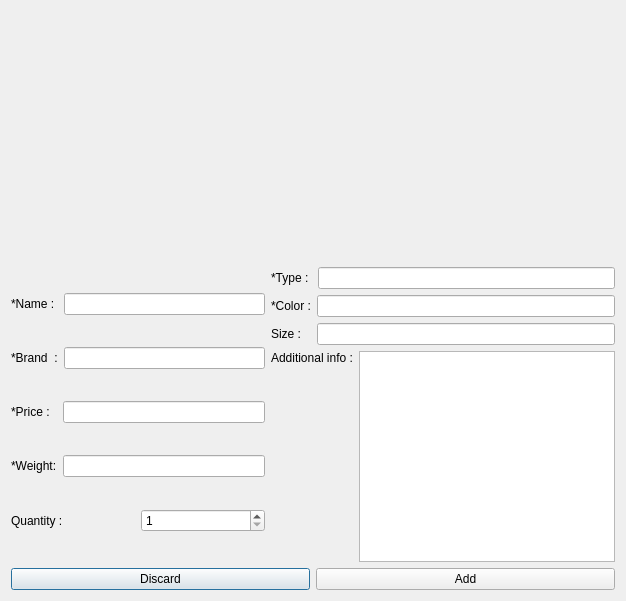
AP-projects-4001/Guys, file AP/buy_products.ui: the form before one commit.
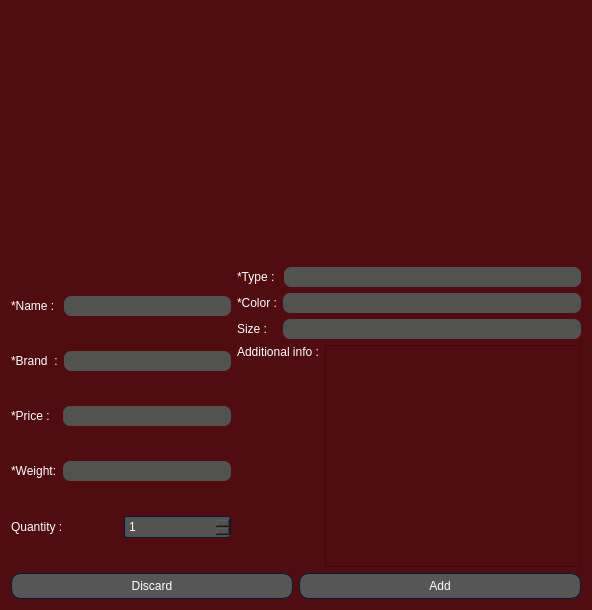
The form after the commit. Icons and pictures are not drawn.

```diff
--- a/AP/buy_products.ui
+++ b/AP/buy_products.ui
@@ -6,13 +6,686 @@
    <rect>
     <x>0</x>
     <y>0</y>
-    <width>626</width>
-    <height>601</height>
+    <width>592</width>
+    <height>610</height>
    </rect>
   </property>
   <property name="windowTitle">
    <string>Dialog</string>
   </property>
+  <property name="styleSheet">
+   <string notr="true">
+QWidget
+{
+	background-color: #500c10;
+	color: #ffffff;
+	border-color: #051a39;
+
+}
+
+
+QLabel
+{
+	background-color: transparent;
+	color: #ffffff;
+
+}
+
+
+QToolTip
+{
+	border : 1px solid #500c10;
+	background-color: #26264f;
+	color: #ffffff;
+	border-color: #051a39;
+
+}
+QPushButton
+{
+	background-color: #565656;
+	color: #ffffff;
+	border-style: solid;
+	border-width: 1px;
+	border-radius: 10px;
+	border-color: #051a39;
+	padding: 5px;
+
+}
+
+
+QPushButton::disabled
+{
+	background-color: #404040;
+	color: #656565;
+	border-color: #051a39;
+
+}
+
+
+QPushButton::hover
+{
+	background-color: #8399ff;
+	color: #ffffff;
+	border-style: solid;
+	border-width: 1px;
+	border-radius: 3px;
+	border-color: #051a39;
+	padding: 5px;
+}
+
+
+QPushButton::pressed
+{
+	background-color: #4969ff;
+	color: #ffffff;
+	border-style: solid;
+	border-width: 1px;
+	border-radius: 3px;
+	border-color: #051a39;
+	padding: 5px;
+
+}
+
+QComboBox
+{
+    background-color: #565656;
+    border: 1px solid;
+    border-radius: 3px;
+    padding-left: 6px;
+    color: #ffffff;
+    height: 20px;
+
+}
+
+
+QComboBox::disabled
+{
+	background-color: #404040;
+	color: #656565;
+	border-color: #051a39;
+
+}
+
+
+QComboBox:hover
+{
+    background-color: #8399ff;
+}
+
+
+QComboBox:on
+{
+    background-color: #4969ff;
+
+}
+
+
+QComboBox QAbstractItemView
+{
+    background-color: #383838;
+    color: #ffffff;
+    border: 1px solid black;
+    selection-background-color: #4969ff;
+    selection-color: #ffffff;
+    outline: 0;
+
+}
+
+QComboBox::drop-down
+{
+    subcontrol-origin: padding;
+    subcontrol-position: top right;
+    width: 15px;
+    border-left-width: 0px;
+    border-left-color: darkgray;
+    border-left-style: solid; 
+    border-top-right-radius: 3px; 
+    border-bottom-right-radius: 3px;
+
+}
+
+
+QComboBox::down-arrow
+{
+    image: url(://arrow-down.png);
+    width: 8px;
+    height: 8px;
+}
+
+
+QSpinBox
+{
+	background-color: #525251;
+	color: #ffffff;
+	border: 1px solid #051a39;
+	border-radius: 3px;
+	padding : 2px;
+}
+
+QLineEdit
+{
+	background-color: #525251;
+	color: #ffffff;
+	border-width: 1px;
+	border-radius: 7px;
+	border-color: #051a39;
+	padding: 2px;
+
+}
+
+QLineEdit::disabled
+{
+	background-color: #404040;
+	color: #656565;
+	border-width: 1px;
+	border-radius: 7px;
+	border-color: #051a39;
+	padding: 2px;
+
+}
+
+QTextEdit
+{
+	background-color: #ffffff;
+	color: #010201;
+	border-color: #051a39;
+
+}
+
+
+QTextEdit::disabled
+{
+	background-color: #404040;
+	color: #656565;
+	border-color: #051a39;
+
+}
+
+QCheckBox::indicator
+{
+    color: #b1b1b1;
+    background-color: #323232;
+    border: 1px solid #b1b1b1;
+    width: 12px;
+    height: 12px;
+
+}
+
+
+QCheckBox::indicator:checked
+{
+    image:url(://checkbox.png);
+    border: 1px solid #565656;
+
+}
+
+
+QCheckBox::disabled
+{
+	color: #656565;
+
+}
+
+
+QCheckBox::indicator:disabled
+{
+	background-color: #656565;
+	color: #656565;
+    border: 1px solid #656565;
+
+}
+
+
+QRadioButton::indicator::unchecked
+{ 
+	border: 2px inset gray; 
+	border-radius: 5px; 
+	background-color:  #fff;
+	width: 9px; 
+	height: 9px; 
+
+}
+
+
+QRadioButton::indicator::unchecked:hover
+{ 
+	border: 2px solid #565656; 
+	border-radius: 5px; 
+	background-color:  #fff;
+	width: 9px; 
+	height: 9px; 
+
+}
+
+
+QRadioButton::indicator::checked
+{ 
+	border: 2px inset darkgray; 
+	border-radius: 5px; 
+	background-color: #4969ff; 
+	width: 9px; 
+	height: 9px; 
+
+}
+
+
+QRadioButton::disabled
+{
+	color: #656565;
+
+}
+
+
+QRadioButton::indicator:disabled
+{
+	background-color: #656565;
+	color: #656565;
+    border: 2px solid #656565;
+
+}
+
+
+QTableView
+{
+    background-color: #242526;
+    border: 1px solid #32414B;
+    color: #f0f0f0;
+    gridline-color: #8faaff;
+    outline : 0;
+
+}
+
+
+QTableView::disabled
+{
+    background-color: #242526;
+    border: 1px solid #32414B;
+    color: #656565;
+    gridline-color: #656565;
+    outline : 0;
+
+}
+
+
+QTableView::item:hover 
+{
+    background-color: #26264f;
+    color: #f0f0f0;
+
+}
+
+
+QTableView::item:selected 
+{
+    background-color: #1a1b1c;
+    border: 2px solid #4969ff;
+    color: #F0F0F0;
+
+}
+
+
+QTableView::item:selected:disabled
+{
+    background-color: #1a1b1c;
+    border: 2px solid #525251;
+    color: #656565;
+
+}
+
+
+QTableCornerButton::section
+{
+    background-color: #505050;
+    color: #fff;
+
+}
+
+
+QHeaderView::section
+{
+    background-color: #525251;
+    color: #fff;
+    text-align: left;
+	padding: 4px;
+	
+}
+
+
+QHeaderView::section:disabled
+{
+    background-color: #525251;
+    color: #656565;
+
+}
+
+
+
+
+
+
+QHeaderView::section::vertical::first,
+QHeaderView::section::vertical::only-one
+{
+    border-top: 1px solid #353635;
+
+}
+
+
+QHeaderView::section::vertical
+{
+    border-top: 1px solid #353635;
+
+}
+
+
+QHeaderView::section::horizontal::first,
+QHeaderView::section::horizontal::only-one
+{
+    border-left: 1px solid #353635;
+
+}
+
+
+QHeaderView::section::horizontal
+{
+    border-left: 1px solid #353635;
+
+}
+
+
+QTabBar::tab
+{
+	background-color: #262626;
+	color: #ffffff;
+	border-style: solid;
+	border-width: 1px;
+	border-top-left-radius: 3px;
+	border-top-right-radius: 3px;
+	border-color: #051a39;
+	padding: 5px;
+
+}
+
+
+QTabBar::tab:disabled
+{
+	background-color: #656565;
+	color: #656565;
+}
+
+
+QTabWidget::pane 
+{
+	background-color: #262626;
+	color: #ffffff;
+    border: 1px solid;
+    border-color: #565656;
+
+}
+
+
+QTabBar::tab:selected
+{
+    background-color: #565656;
+	color: #ffffff;
+	border-style: solid;
+	border-width: 1px;
+	border-top-left-radius: 3px;
+	border-top-right-radius: 3px;
+	border-color: #051a39;
+	padding: 5px;
+
+}
+
+
+QTabBar::tab:selected:disabled
+{
+	background-color: #404040;
+	color: #656565;
+
+}
+
+
+QTabBar::tab:!selected 
+{
+    background-color: #262626;
+
+}
+
+
+QTabBar::tab:!selected:hover 
+{
+    background-color: #8399ff;
+
+}
+
+
+QTabBar::tab:top:!selected 
+{
+    margin-top: 3px;
+
+}
+
+
+QTabBar::tab:bottom:!selected 
+{
+    margin-bottom: 3px;
+
+}
+
+
+QTabBar::tab:top, QTabBar::tab:bottom 
+{
+    min-width: 8ex;
+    margin-right: -1px;
+    padding: 5px 10px 5px 10px;
+
+}
+
+
+QTabBar::tab:top:selected 
+{
+    border-bottom-color: none;
+
+}
+
+
+QTabBar::tab:bottom:selected 
+{
+    border-top-color: none;
+
+}
+
+
+QTabBar::tab:top:last, QTabBar::tab:bottom:last,
+QTabBar::tab:top:only-one, QTabBar::tab:bottom:only-one 
+{
+    margin-right: 0;
+
+}
+
+
+QTabBar::tab:left:!selected 
+{
+    margin-right: 3px;
+
+}
+
+
+QTabBar::tab:right:!selected
+{
+    margin-left: 3px;
+
+}
+
+
+QTabBar::tab:left, QTabBar::tab:right 
+{
+    min-height: 8ex;
+    margin-bottom: -1px;
+    padding: 10px 5px 10px 5px;
+
+}
+
+
+QTabBar::tab:left:selected 
+{
+    border-left-color: none;
+
+}
+
+
+QTabBar::tab:right:selected 
+{
+    border-right-color: none;
+
+}
+
+
+QTabBar::tab:left:last, QTabBar::tab:right:last,
+QTabBar::tab:left:only-one, QTabBar::tab:right:only-one 
+{
+    margin-bottom: 0;
+
+}
+
+
+QScrollBar:horizontal
+{
+    border: 1px solid #222222;
+    background-color: #3d3d3d;
+    height: 13px;
+    margin: 0px 16px 0 16px;
+
+}
+
+
+QScrollBar::handle:horizontal
+{
+    background: #565656;
+    min-height: 20px;
+
+}
+
+
+QScrollBar::add-line:horizontal
+{
+    border: 1px solid #1b1b19;
+    background-color: #565656;
+    width: 14px;
+    subcontrol-position: right;
+    subcontrol-origin: margin;
+
+}
+
+
+QScrollBar::sub-line:horizontal
+{
+    border: 1px solid #1b1b19;
+    background-color: #565656;
+    width: 14px;
+    subcontrol-position: left;
+    subcontrol-origin: margin;
+
+}
+
+
+QScrollBar::right-arrow:horizontal
+{
+    width: 6px;
+    height: 6px;
+
+}
+
+
+QScrollBar::left-arrow:horizontal
+{
+    width: 6px;
+    height: 6px;
+
+}
+
+
+QScrollBar::add-page:horizontal, QScrollBar::sub-page:horizontal
+{
+    background: none;
+
+}
+
+
+QScrollBar:vertical
+{
+    background-color: #3d3d3d;
+    width: 13px;
+    margin: 16px 0 16px 0;
+    border: 1px solid #222222;
+
+}
+
+
+QScrollBar::handle:vertical
+{
+    background-color: #565656;
+    min-height: 20px;
+
+}
+
+
+QScrollBar::add-line:vertical
+{
+    border: 1px solid #1b1b19;
+    background-color: #565656;
+    height: 14px;
+    subcontrol-position: bottom;
+    subcontrol-origin: margin;
+
+}
+
+
+QScrollBar::sub-line:vertical
+{
+    border: 1px solid #1b1b19;
+    background-color: #565656;
+    height: 14px;
+    subcontrol-position: top;
+    subcontrol-origin: margin;
+
+}
+
+
+QScrollBar::up-arrow:vertical
+{
+    width: 6px;
+    height: 6px;
+
+}
+
+
+QScrollBar::down-arrow:vertical
+{
+    width: 6px;
+    height: 6px;
+
+}
+
+
+QScrollBar::add-page:vertical, QScrollBar::sub-page:vertical
+{
+    background: none;
+
+}
+
+QStatusBar
+{
+	background-color: #565656;
+	color: #ffffff;
+	border-color: #051a39;
+
+}
+
+
+</string>
+  </property>
   <layout class="QGridLayout" name="gridLayout">
    <item row="0" column="0">
     <widget class="QLabel" name="product_image">
```
